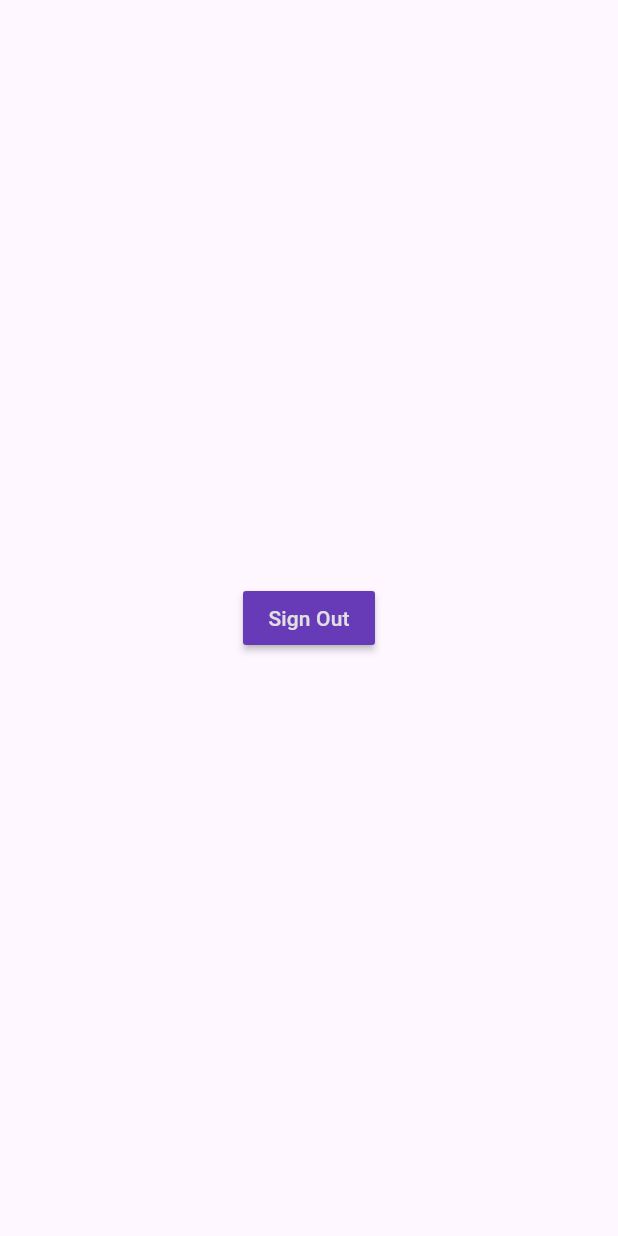
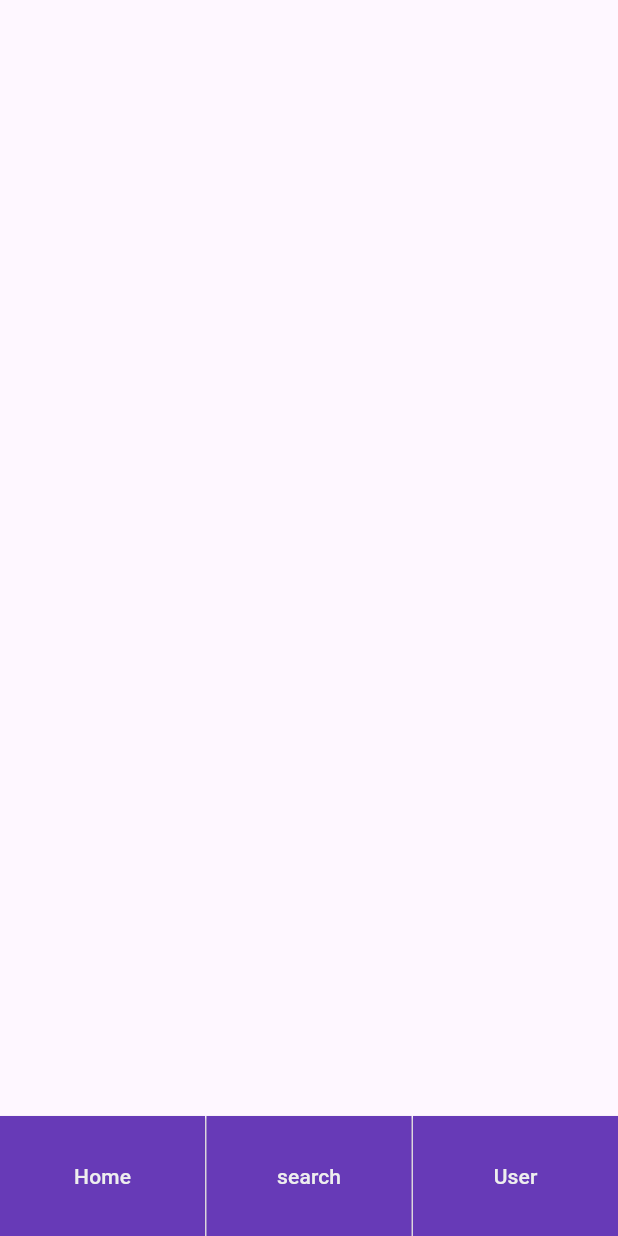
Before and after one commit to LongRhasst/Travelling, a Flutter app: the screen it shows once a user with an empty profile is signed in, on a phone screen of 412 x 824 dp. Run offline on Flutter 3.47's test engine with Material 3 defaults, Android fonts, the phone set to English and light mode, and no system bars; our stand-ins replace firebase_auth, firebase_core; accounts and stored records are empty; network calls fail.

Commit message:
Ãuser page

```diff
--- a/lib/auth/main_page.dart
+++ b/lib/auth/main_page.dart
@@ -13,10 +13,10 @@ class MainPage extends StatelessWidget{
         stream: FirebaseAuth.instance.authStateChanges(),
         builder: (context, snapshot){
           if(snapshot.hasData){
-            return HomePage();
+            return const HomePage();
           }
           else{
-            return AuthPage();
+            return const AuthPage();
           }
         },
       ),
--- a/lib/pages/home_page.dart
+++ b/lib/pages/home_page.dart
@@ -1,3 +1,4 @@
+import 'package:app_nckh/auth/user_page.dart';
 import 'package:firebase_auth/firebase_auth.dart';
 import 'package:flutter/material.dart';
 
@@ -13,16 +14,83 @@ class _HomePageState extends State<HomePage>{
   Widget build(BuildContext context){
     return Scaffold(
       body: Center(
-        child: MaterialButton(onPressed:(){
-          FirebaseAuth.instance.signOut();
-        },
-        color: Colors.deepPurple,
-        child: Text(
-          'Sign Out',
-          style: TextStyle(
-            color: Colors.grey[300]
-          ),
-        )
+        child: Column(
+          mainAxisAlignment: MainAxisAlignment.end,
+          children: [
+
+            Row(
+              mainAxisSize: MainAxisSize.max,
+              children: [
+                Expanded(
+                  child: Container(
+                    height: 80,
+                    child: ElevatedButton(
+                        onPressed: (){},
+                        style: ElevatedButton.styleFrom(
+                            backgroundColor: Colors.deepPurple,
+                            shape: const RoundedRectangleBorder(
+                              borderRadius: BorderRadius.zero,
+                            ),
+                        ),
+                        child: Text(
+                          "Home",
+                          style: TextStyle(
+                            color: Colors.grey[200],
+                          ),
+                        )
+                    ),
+                  ),
+                ),
+                const SizedBox(width: 1,),
+                Expanded(
+                  child: Container(
+                    height: 80,
+                    child: ElevatedButton(
+                        onPressed: (){},
+                        style: ElevatedButton.styleFrom(
+                            backgroundColor: Colors.deepPurple,
+                            shape: const RoundedRectangleBorder(
+                              borderRadius: BorderRadius.zero,
+                            ),
+                        ),
+                        child: Text (
+                          "search",
+                          style: TextStyle(
+                            color: Colors.grey[200],
+                          ),
+                        )
+                    ),
+                  ),
+                ),
+                const SizedBox(width: 1,),
+                Expanded(
+                  child: Container(
+                    height: 80,
+                    child: ElevatedButton(
+                        onPressed: (){
+                          Navigator.push(
+                              context,
+                              MaterialPageRoute(builder: (context) => const UserPage()));
+                        },
+                        style: ElevatedButton.styleFrom(
+                          backgroundColor: Colors.deepPurple,
+                          shape: const RoundedRectangleBorder(
+                            borderRadius: BorderRadius.zero,
+                          ),
+                        ),
+                        child: Text(
+                          "User",
+                          style: TextStyle(
+                            color: Colors.grey[200],
+                          ),
+                        )
+                    ),
+                  ),
+                )
+              ],
+            ),
+
+          ],
         ),
       )
     );
--- a/pubspec.yaml
+++ b/pubspec.yaml
@@ -38,6 +38,7 @@ dependencies:
   cupertino_icons: ^1.0.6
   firebase_core: ^2.25.4
   firebase_auth: ^4.17.5
+  cloud_firestore: ^4.15.5
 
 dev_dependencies:
   flutter_test:
```
Also changed, not shown: lib/auth/user_page.dart (added, +42 -0 lines), lib/pages/information_page.dart (added, +17 -0 lines), pubspec.lock, 1 other file.
